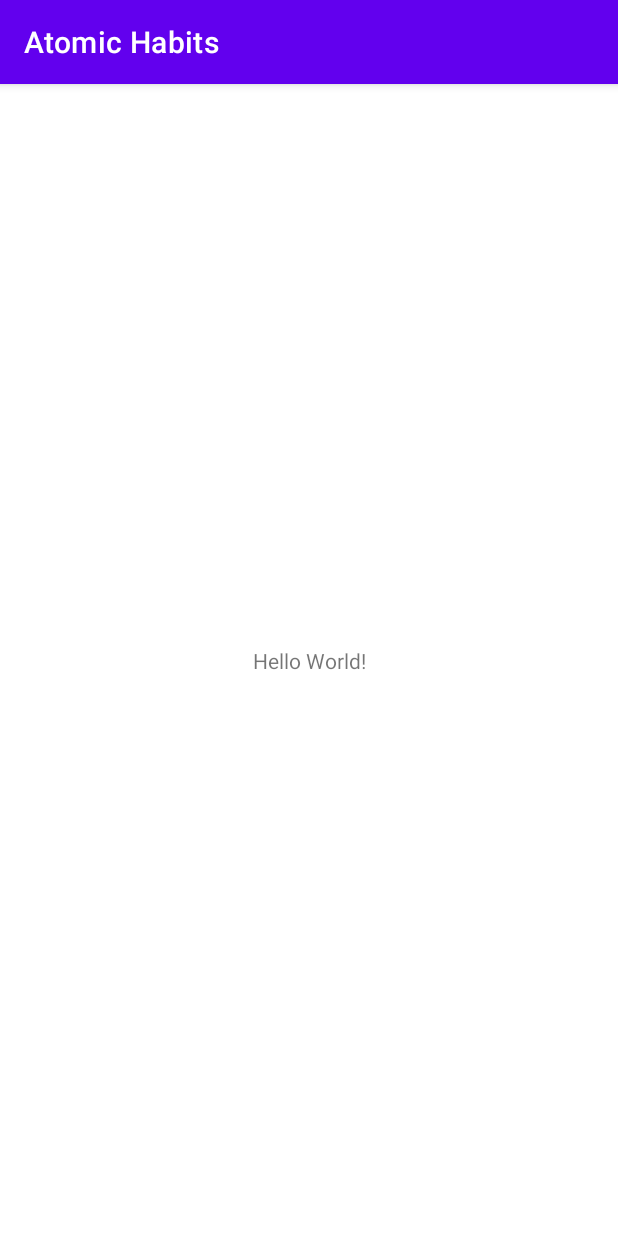
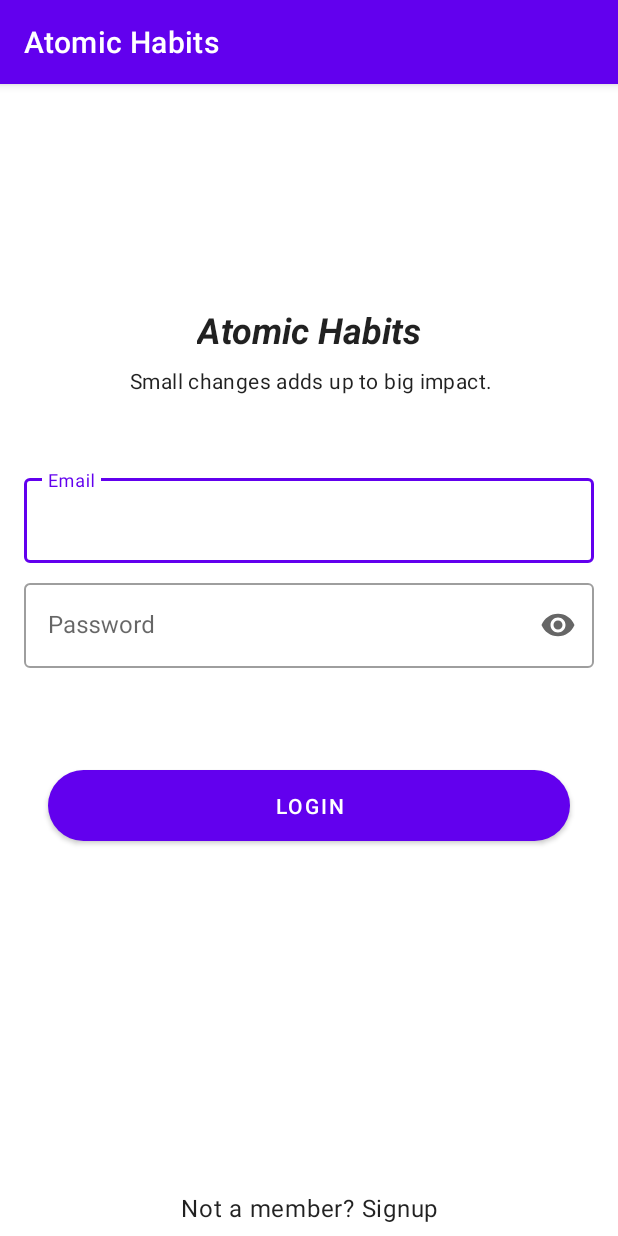
Before and after one commit to kshitijskumar/Atomic-Habits, an Android app: the screen it shows after launch (MainActivity), on a phone screen of 412 x 824 dp. Run offline under Robolectric (Android 15) with nearby library versions, the phone set to English and light mode, and no system bars.

Commit message:
login ui and api service structure ready

```diff
--- a/app/src/main/java/com/example/atomichabits/MainActivity.kt
+++ b/app/src/main/java/com/example/atomichabits/MainActivity.kt
@@ -3,6 +3,8 @@ package com.example.atomichabits
 import androidx.appcompat.app.AppCompatActivity
 import android.os.Bundle
 
+
+//Activity to be used for login
 class MainActivity : AppCompatActivity() {
     override fun onCreate(savedInstanceState: Bundle?) {
         super.onCreate(savedInstanceState)
--- a/app/src/main/res/layout/activity_main.xml
+++ b/app/src/main/res/layout/activity_main.xml
@@ -7,12 +7,93 @@
     tools:context=".MainActivity">
 
     <TextView
+        android:id="@+id/tvTitle"
         android:layout_width="wrap_content"
         android:layout_height="wrap_content"
-        android:text="Hello World!"
+        android:text="Atomic Habits"
+        style="@style/TextAppearance.MaterialComponents.Headline5"
+        android:fontFamily="sans-serif-black"
+        android:textStyle="bold|italic"
+        app:layout_constraintStart_toStartOf="parent"
+        app:layout_constraintEnd_toEndOf="parent"
+        app:layout_constraintTop_toTopOf="parent"
         app:layout_constraintBottom_toBottomOf="parent"
-        app:layout_constraintLeft_toLeftOf="parent"
-        app:layout_constraintRight_toRightOf="parent"
-        app:layout_constraintTop_toTopOf="parent" />
+        app:layout_constraintVertical_bias="0.2"/>
 
+    <TextView
+        android:id="@+id/tvDesc"
+        android:layout_width="wrap_content"
+        android:layout_height="wrap_content"
+        android:text="Small changes adds up to big impact."
+        app:layout_constraintTop_toBottomOf="@id/tvTitle"
+        app:layout_constraintStart_toStartOf="@id/tvTitle"
+        app:layout_constraintEnd_toEndOf="@id/tvTitle"
+        android:gravity="center"
+        style="@style/TextAppearance.MaterialComponents.Body2"
+        android:layout_marginTop="8dp"/>
+
+    <com.google.android.material.textfield.TextInputLayout
+        android:id="@+id/emailLayout"
+        android:layout_width="match_parent"
+        android:layout_height="wrap_content"
+        app:layout_constraintTop_toBottomOf="@id/tvDesc"
+        app:layout_constraintBottom_toBottomOf="parent"
+        app:layout_constraintStart_toStartOf="parent"
+        app:layout_constraintEnd_toEndOf="parent"
+        app:layout_constraintVertical_bias="0.1"
+        android:hint="Email"
+        style="@style/Widget.MaterialComponents.TextInputLayout.OutlinedBox"
+        android:layout_marginStart="16dp"
+        android:layout_marginEnd="16dp">
+
+        <com.google.android.material.textfield.TextInputEditText
+            android:id="@+id/etEmail"
+            android:layout_width="match_parent"
+            android:layout_height="match_parent"/>
+    </com.google.android.material.textfield.TextInputLayout>
+
+    <com.google.android.material.textfield.TextInputLayout
+        android:id="@+id/passwordLayout"
+        android:layout_width="0dp"
+        android:layout_height="wrap_content"
+        app:layout_constraintTop_toBottomOf="@id/emailLayout"
+        app:layout_constraintStart_toStartOf="@id/emailLayout"
+        app:layout_constraintEnd_toEndOf="@id/emailLayout"
+        android:hint="Password"
+        app:endIconMode="password_toggle"
+        android:layout_marginTop="8dp"
+        style="@style/Widget.MaterialComponents.TextInputLayout.OutlinedBox">
+
+        <com.google.android.material.textfield.TextInputEditText
+            android:id="@+id/etPassword"
+            android:layout_width="match_parent"
+            android:layout_height="match_parent"
+            android:inputType="textPassword"/>
+    </com.google.android.material.textfield.TextInputLayout>
+
+    <com.google.android.material.button.MaterialButton
+        android:id="@+id/btnLogin"
+        android:layout_width="0dp"
+        android:layout_height="wrap_content"
+        android:text="LOGIN"
+        app:layout_constraintStart_toStartOf="@id/passwordLayout"
+        app:layout_constraintEnd_toEndOf="@id/passwordLayout"
+        app:layout_constraintTop_toBottomOf="@id/passwordLayout"
+        app:layout_constraintBottom_toBottomOf="@id/gotoSignup"
+        android:padding="14dp"
+        app:cornerRadius="100dp"
+        app:layout_constraintVertical_bias="0.2"
+        android:layout_marginStart="16dp"
+        android:layout_marginEnd="16dp"/>
+
+    <TextView
+        android:id="@+id/gotoSignup"
+        android:layout_width="wrap_content"
+        android:layout_height="wrap_content"
+        android:text="Not a member? Signup"
+        app:layout_constraintBottom_toBottomOf="parent"
+        app:layout_constraintStart_toStartOf="parent"
+        app:layout_constraintEnd_toEndOf="parent"
+        style="@style/TextAppearance.MaterialComponents.Body1"
+        android:layout_marginBottom="8dp"/>
 </androidx.constraintlayout.widget.ConstraintLayout>
```
Also changed, not shown: app/build.gradle (+27 -0 lines), app/src/main/java/com/example/atomichabits/data/api/ApiService.kt (added, +32 -0 lines), app/src/main/java/com/example/atomichabits/utils/Constants.kt (added, +7 -0 lines), app/src/main/java/com/example/atomichabits/utils/Injector.kt (added, +31 -0 lines), app/src/main/java/com/example/atomichabits/utils/UtilFunctions.kt (added, +11 -0 lines).
